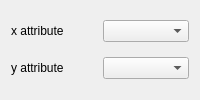
Above: viewer_test/viewer_state.ui from hopehhchen/glue_tree before the change. Below: the same form after it.
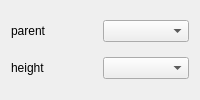
That is the form after the change.

```diff
--- a/viewer_test/viewer_state.ui
+++ b/viewer_test/viewer_state.ui
@@ -9,7 +9,7 @@
    <item row="0" column="0">
     <widget class="QLabel" name="label_x">
      <property name="text">
-      <string>x attribute</string>
+      <string>parent</string>
      </property>
     </widget>
    </item>
@@ -19,7 +19,7 @@
    <item row="1" column="0">
     <widget class="QLabel" name="label_y">
      <property name="text">
-      <string>y attribute</string>
+      <string>height</string>
      </property>
     </widget>
    </item>
```
